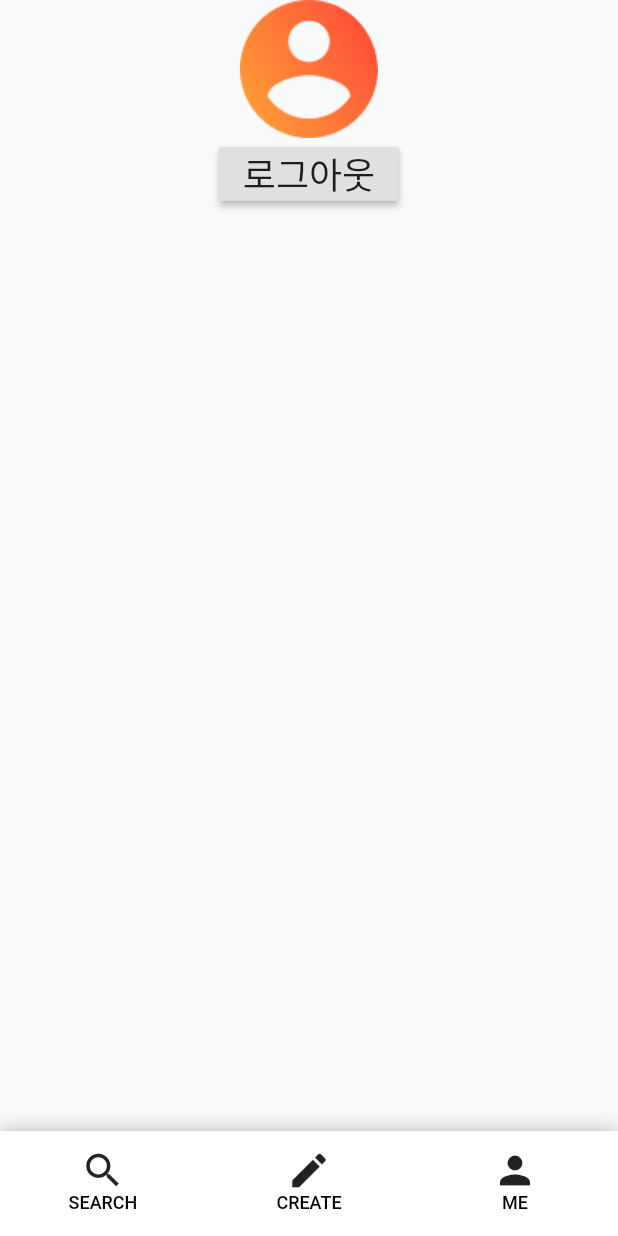
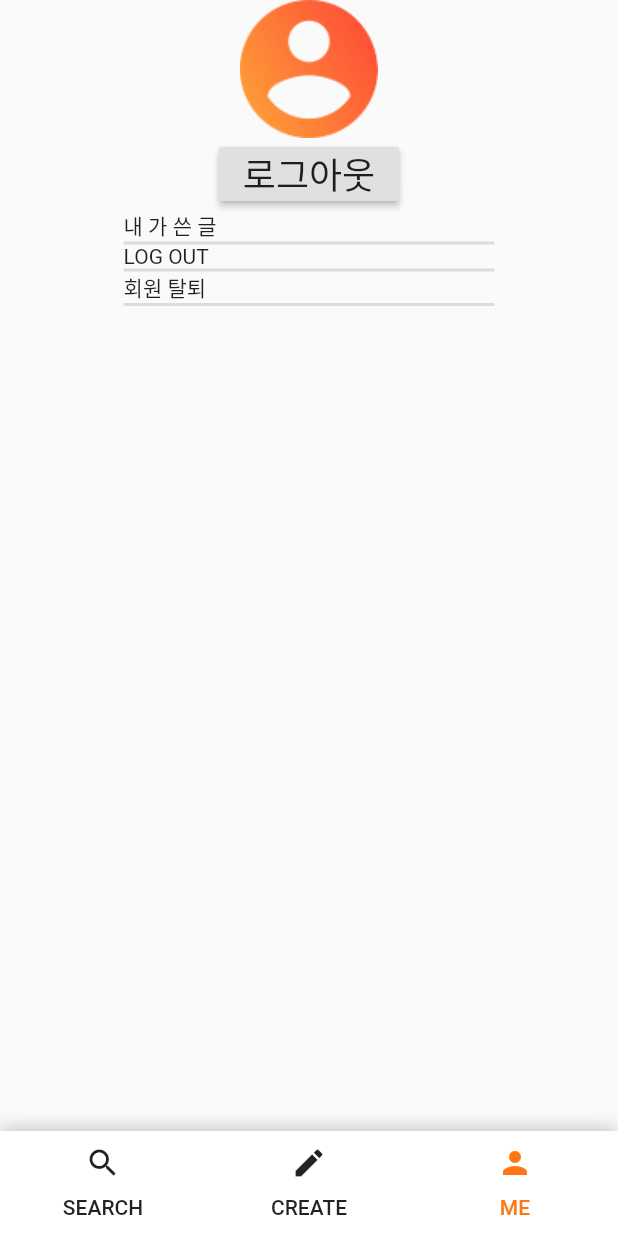
Before and after one commit to dv-zinke/nrnr_front, a Flutter app: the MainPage screen opened by its route, item 3 of the bottom bar chosen, on a phone screen of 412 x 824 dp. Run offline on Flutter 3.47's test engine with Material 2 defaults, Android fonts, the phone set to English and light mode, and no system bars; our stand-ins replace bloc, carousel_slider, equatable, flutter_bloc, flutter_svg, rxdart; missing offline and left inert: flutter_candies_demo_library.

Commit message:
인피니티 리스트 구현 및 기타수정

```diff
--- /dev/null
+++ b/lib/bloc/post/post.dart
@@ -0,0 +1,3 @@
+export './post_event.dart';
+export './post_state.dart';
+export './post_bloc.dart';
--- a/lib/screens/mainpage/MainPage.dart
+++ b/lib/screens/mainpage/MainPage.dart
@@ -46,51 +46,31 @@ class MainPageState extends State<MainPage>
         height: 70,
 
         // set the color of the bottom navigation bar
-        decoration: BoxDecoration(
-          color: Colors.white,
-            boxShadow: [
-              new BoxShadow(
-                color: Colors.black26,
-                offset: new Offset(0, -1.0),
-                  blurRadius:10
-              )
-            ]
-        ),
+        decoration: BoxDecoration(color: Colors.white, boxShadow: [
+          new BoxShadow(
+              color: Colors.black26,
+              offset: new Offset(0, -1.0),
+              blurRadius: 10)
+        ]),
         child: TabBar(
           tabs: <Tab>[
             Tab(
-                child: Column(
-              children: <Widget>[
-                Icon(Icons.search, size: 30, color: Colors.black87),
-                Text(
-                  'SEARCH',
-                  style: TextStyle(color: Colors.black, fontSize: 12),
-                )
-              ],
-            )),
+              icon: Icon(Icons.search),
+              text: "SEARCH",
+            ),
             Tab(
-                child: Column(
-              children: <Widget>[
-                Icon(Icons.create, size: 30, color: Colors.black87),
-                Text(
-                  'CREATE',
-                  style: TextStyle(color: Colors.black, fontSize: 12),
-                )
-              ],
-            )),
+              icon: Icon(Icons.create),
+              text: "CREATE",
+            ),
             Tab(
-                child: Column(
-              children: <Widget>[
-                Icon(Icons.person, size: 30, color: Colors.black87),
-                Text(
-                  'ME',
-                  style: TextStyle(color: Colors.black, fontSize: 12),
-                )
-              ],
-            )),
+              icon: Icon(Icons.person),
+              text: "ME",
+            ),
           ],
           controller: controller,
           indicatorColor: Colors.transparent,
+          unselectedLabelColor: Colors.black87,
+          labelColor: const Color(0xffff7715),
         ),
       ),
     );
--- a/lib/screens/mainpage/tabs/mypage/MyPage.dart
+++ b/lib/screens/mainpage/tabs/mypage/MyPage.dart
@@ -1,8 +1,12 @@
+import 'dart:convert';
+
 import 'package:flutter/material.dart';
-
+import 'package:flutter/widgets.dart';
+import "package:http/http.dart" as http;
 class MyPage extends StatelessWidget {
   @override
   Widget build(BuildContext context) {
+    final Size size = MediaQuery.of(context).size;
     return MaterialApp(
       home: Scaffold(
         resizeToAvoidBottomInset: false,
@@ -16,15 +20,51 @@ class MyPage extends StatelessWidget {
                   CircleAvatar(
                     minRadius: 30,
                     backgroundColor: Colors.transparent,
-                    child:  new Image.asset("assets/images/person_background.png"),
+                    child:
+                        new Image.asset("assets/images/person_background.png"),
                   ),
                   RaisedButton(
                     child: Text("로그아웃", style: TextStyle(fontSize: 24)),
                     onPressed: () {
-
-                      Navigator.pushNamed(context, '/login');
+                      main();
                     },
-                  )
+                  ),
+                  GestureDetector(
+                    onTap: () => {print('a')},
+                    child: Container(
+                      width: size.width * 0.6,
+                        decoration: BoxDecoration(
+                            border: Border(
+                                bottom: BorderSide(
+                          color: Colors.black12,
+                          width: 2.0,
+                        ))),
+                        child: Text("내 가 쓴 글")),
+                  ),
+                  GestureDetector(
+                    onTap: () => {print('a')},
+                    child: Container(
+                        width: size.width * 0.6,
+                        decoration: BoxDecoration(
+                            border: Border(
+                                bottom: BorderSide(
+                                  color: Colors.black12,
+                                  width: 2.0,
+                                ))),
+                        child: Text("LOG OUT")),
+                  ),
+                  GestureDetector(
+                    onTap: () => {print('a')},
+                    child: Container(
+                        width: size.width * 0.6,
+                        decoration: BoxDecoration(
+                            border: Border(
+                                bottom: BorderSide(
+                                  color: Colors.black12,
+                                  width: 2.0,
+                                ))),
+                        child: Text("회원 탈퇴")),
+                  ),
                 ],
               ),
             ),
@@ -33,4 +73,13 @@ class MyPage extends StatelessWidget {
       ),
     );
   }
+
+  void main() async {
+    String url = 'https://jsonplaceholder.typicode.com/todos/1';
+    var response = await http.get(url);
+    print("B");
+    Map<String, dynamic> data = jsonDecode(response.body);
+    print("A");
+    print('status = ${data['userId']}');
+  }
 }
--- a/pubspec.yaml
+++ b/pubspec.yaml
@@ -24,6 +24,9 @@ dependencies:
   cupertino_icons: ^0.1.2
   english_words: ^3.1.0
   carousel_slider: ^1.4.1
+  infinite_listview: ^1.0.1+1
+  flutter_bloc: ^3.1.0
+  equatable: ^1.0.0
 
   flutter_candies_demo_library:
     git:
```
Also changed, not shown: lib/bloc/post/post_bloc.dart (added, +74 -0 lines), lib/bloc/post/post_event.dart (added, +8 -0 lines), lib/bloc/post/post_state.dart (added, +40 -0 lines), lib/models/Post.dart (+13 -1 lines), lib/screens/login/LoginPage.dart (+16 -30 lines), lib/screens/mainpage/tabs/search/Search.dart (+8 -2 lines), lib/screens/mainpage/tabs/search/list/BottomLoader.dart (added, +19 -0 lines), lib/screens/mainpage/tabs/search/list/List.dart (+68 -16 lines), lib/screens/mainpage/tabs/search/list/PostWidget.dart (added, +22 -0 lines), lib/screens/signup/SignUpPage.dart (+1 -11 lines), pubspec.lock.
